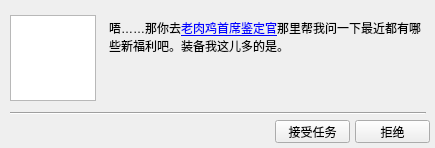
The window that src/coeus/coeus_client_qt/npc_dialogue_box.ui (AngryPowman/Coeus) describes before a commit, drawn with Qt 5.
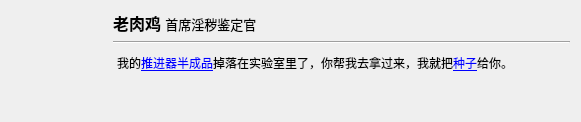
The same window after the commit.

Commit message: Modified : MapView && NPCDialogueBox

Patch:
```diff
--- a/src/coeus/coeus_client_qt/npc_dialogue_box.ui
+++ b/src/coeus/coeus_client_qt/npc_dialogue_box.ui
@@ -6,31 +6,101 @@
    <rect>
     <x>0</x>
     <y>0</y>
-    <width>435</width>
-    <height>148</height>
+    <width>581</width>
+    <height>122</height>
    </rect>
   </property>
   <property name="windowTitle">
    <string>张三（NPC）</string>
   </property>
-  <widget class="QGraphicsView" name="graphicsView">
-   <property name="geometry">
-    <rect>
-     <x>10</x>
-     <y>15</y>
-     <width>86</width>
-     <height>86</height>
-    </rect>
-   </property>
-  </widget>
+  <layout class="QHBoxLayout" name="horizontalLayout">
+   <item>
+    <layout class="QVBoxLayout" name="verticalLayout_4">
+     <item>
+      <widget class="QLabel" name="lblNPCAvatar">
+       <property name="minimumSize">
+        <size>
+         <width>96</width>
+         <height>96</height>
+        </size>
+       </property>
+       <property name="maximumSize">
+        <size>
+         <width>96</width>
+         <height>96</height>
+        </size>
+       </property>
+       <property name="text">
+        <string/>
+       </property>
+      </widget>
+     </item>
+     <item>
+      <spacer name="verticalSpacer">
+       <property name="orientation">
+        <enum>Qt::Vertical</enum>
+       </property>
+       <property name="sizeHint" stdset="0">
+        <size>
+         <width>20</width>
+         <height>40</height>
+        </size>
+       </property>
+      </spacer>
+     </item>
+    </layout>
+   </item>
+   <item>
+    <layout class="QVBoxLayout" name="verticalLayout_3">
+     <item>
+      <layout class="QVBoxLayout" name="verticalLayout">
+       <item>
+        <widget class="QLabel" name="label_3">
+         <property name="minimumSize">
+          <size>
+           <width>447</width>
+           <height>18</height>
+          </size>
+         </property>
+         <property name="text">
+          <string>&lt;html&gt;&lt;head/&gt;&lt;body&gt;&lt;p&gt;&lt;span style=&quot; font-size:12pt; font-weight:600;&quot;&gt;老肉鸡 &lt;/span&gt;&lt;span style=&quot; font-size:10pt;&quot;&gt;首席淫秽鉴定官&lt;/span&gt;&lt;/p&gt;&lt;/body&gt;&lt;/html&gt;</string>
+         </property>
+         <property name="scaledContents">
+          <bool>true</bool>
+         </property>
+         <property name="wordWrap">
+          <bool>true</bool>
+         </property>
+        </widget>
+       </item>
+       <item>
+        <widget class="Line" name="line">
+         <property name="orientation">
+          <enum>Qt::Horizontal</enum>
+         </property>
+        </widget>
+       </item>
+      </layout>
+     </item>
+     <item>
   <widget class="QTextBrowser" name="textBrowser">
-   <property name="geometry">
-    <rect>
-     <x>105</x>
-     <y>15</y>
-     <width>321</width>
-     <height>86</height>
-    </rect>
+       <property name="sizePolicy">
+        <sizepolicy hsizetype="Fixed" vsizetype="Expanding">
+         <horstretch>0</horstretch>
+         <verstretch>0</verstretch>
+        </sizepolicy>
+       </property>
+       <property name="minimumSize">
+        <size>
+         <width>445</width>
+         <height>36</height>
+        </size>
+       </property>
+       <property name="maximumSize">
+        <size>
+         <width>445</width>
+         <height>36</height>
+        </size>
    </property>
    <property name="focusPolicy">
     <enum>Qt::StrongFocus</enum>
@@ -52,48 +122,36 @@
 &lt;html&gt;&lt;head&gt;&lt;meta name=&quot;qrichtext&quot; content=&quot;1&quot; /&gt;&lt;style type=&quot;text/css&quot;&gt;
 p, li { white-space: pre-wrap; }
 &lt;/style&gt;&lt;/head&gt;&lt;body style=&quot; font-family:'SimSun'; font-size:9pt; font-weight:400; font-style:normal;&quot;&gt;
-&lt;p style=&quot; margin-top:0px; margin-bottom:0px; margin-left:0px; margin-right:0px; -qt-block-indent:0; text-indent:0px;&quot;&gt;唔……那你去&lt;a href=&quot;url_event://type=npc_info&amp;amp;id=10001&quot;&gt;&lt;span style=&quot; text-decoration: underline; color:#0000ff;&quot;&gt;老肉鸡首席鉴定官&lt;/span&gt;&lt;/a&gt;那里帮我问一下最近都有哪些新福利吧。装备我这儿多的是。&lt;/p&gt;&lt;/body&gt;&lt;/html&gt;</string>
-   </property>
-  </widget>
-  <widget class="Line" name="line">
-   <property name="geometry">
-    <rect>
-     <x>10</x>
-     <y>105</y>
-     <width>416</width>
-     <height>16</height>
-    </rect>
-   </property>
-   <property name="orientation">
-    <enum>Qt::Horizontal</enum>
-   </property>
-  </widget>
-  <widget class="QPushButton" name="pushButton">
-   <property name="geometry">
-    <rect>
-     <x>275</x>
-     <y>120</y>
-     <width>75</width>
-     <height>23</height>
-    </rect>
-   </property>
-   <property name="text">
-    <string>接受任务</string>
-   </property>
-  </widget>
-  <widget class="QPushButton" name="pushButton_2">
-   <property name="geometry">
-    <rect>
-     <x>355</x>
-     <y>120</y>
-     <width>75</width>
-     <height>23</height>
-    </rect>
-   </property>
-   <property name="text">
-    <string>拒绝</string>
-   </property>
-  </widget>
+&lt;p style=&quot; margin-top:0px; margin-bottom:0px; margin-left:0px; margin-right:0px; -qt-block-indent:0; text-indent:0px;&quot;&gt;我的&lt;a href=&quot;#&quot;&gt;&lt;span style=&quot; text-decoration: underline; color:#0000ff;&quot;&gt;推进器半成品&lt;/span&gt;&lt;/a&gt;掉落在实验室里了，你帮我去拿过来，我就把&lt;a href=&quot;#&quot;&gt;&lt;span style=&quot; text-decoration: underline; color:#0000ff;&quot;&gt;种子&lt;/span&gt;&lt;/a&gt;给你。&lt;/p&gt;&lt;/body&gt;&lt;/html&gt;</string>
+       </property>
+      </widget>
+     </item>
+     <item>
+      <layout class="QVBoxLayout" name="verticalLayout_2">
+       <item>
+        <widget class="QFrame" name="frame">
+         <property name="sizePolicy">
+          <sizepolicy hsizetype="Expanding" vsizetype="Expanding">
+           <horstretch>0</horstretch>
+           <verstretch>0</verstretch>
+          </sizepolicy>
+         </property>
+         <property name="frameShape">
+          <enum>QFrame::NoFrame</enum>
+         </property>
+         <property name="frameShadow">
+          <enum>QFrame::Plain</enum>
+         </property>
+         <property name="lineWidth">
+          <number>0</number>
+         </property>
+        </widget>
+       </item>
+      </layout>
+     </item>
+    </layout>
+   </item>
+  </layout>
  </widget>
  <resources/>
  <connections/>
```
Left out of the diff: 4 changed lines with no effect on the pictures. Lines whose indentation alone changed are shown as unchanged. The commit also changes 15 other files.
